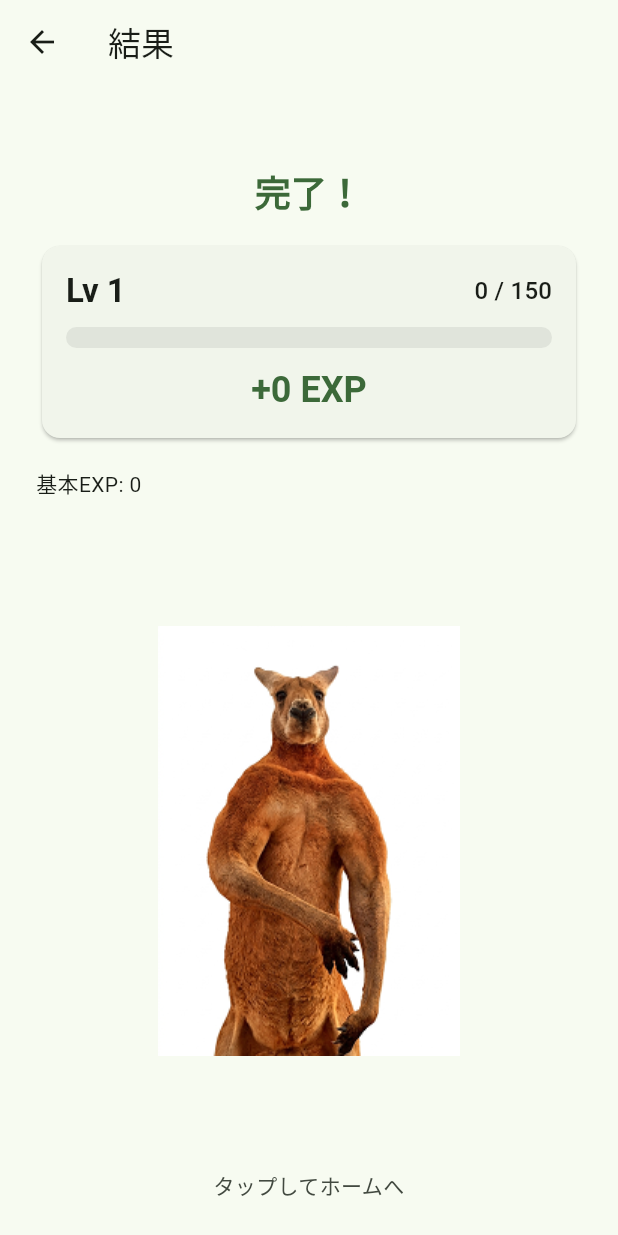
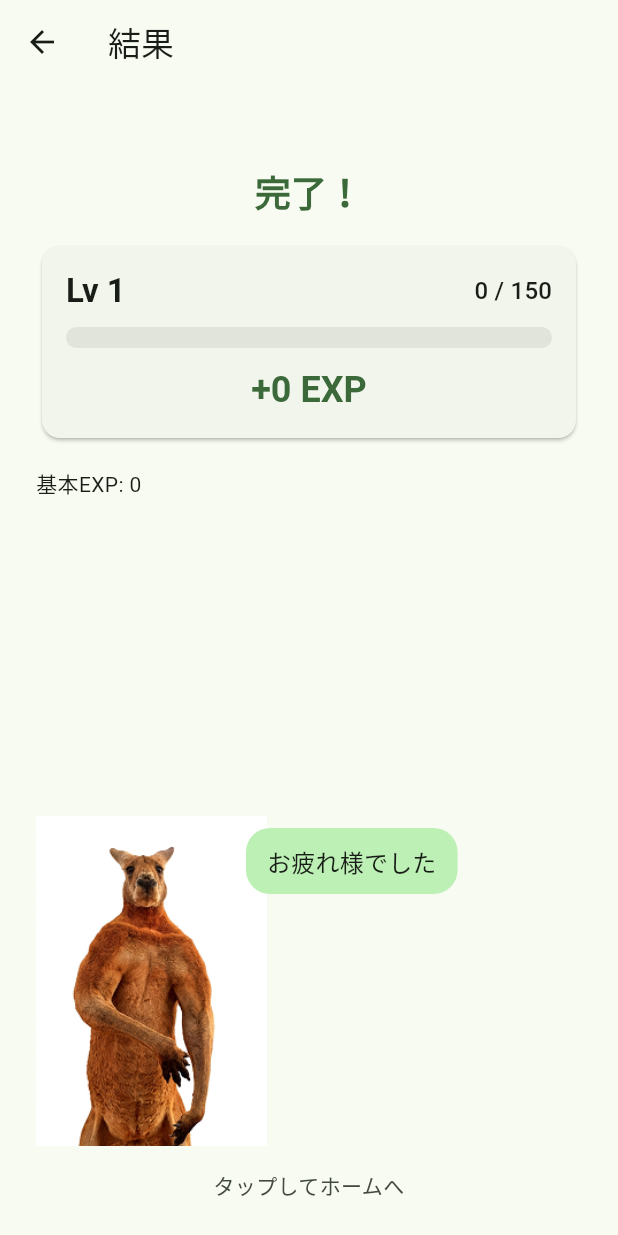
Before and after one commit to hakuchan-karityhi/fukkinApp, a Flutter app: the PlankResultScreen screen opened directly with empty values, on a phone screen of 412 x 824 dp. Run offline on Flutter 3.47's test engine with Material 3 defaults, Android fonts, the phone set to English and light mode, and no system bars; our stand-ins replace drift, flutter_riverpod; accounts and stored records are empty; generated files the repository leaves out were written again.

Commit message:
move kangaroo

```diff
--- a/app/lib/presentation/plank_set/plank_set_result_screen.dart
+++ b/app/lib/presentation/plank_set/plank_set_result_screen.dart
@@ -4,6 +4,7 @@ import "package:flutter_riverpod/flutter_riverpod.dart";
 import "../../app/providers.dart";
 import "../../domain/models/plank_set.dart";
 import "../widgets/exp_gain_progress_bar.dart";
+import "../widgets/result_character_greeting.dart";
 
 class PlankSetResultScreen extends ConsumerWidget {
   const PlankSetResultScreen({super.key, required this.result});
@@ -80,6 +81,8 @@ class PlankSetResultScreen extends ConsumerWidget {
                   ),
                 ),
               const Spacer(),
+              const ResultCharacterGreeting(),
+              const SizedBox(height: 16),
               Text(
                 "タップしてホームへ",
                 textAlign: TextAlign.center,
--- a/app/lib/presentation/result/plank_result_screen.dart
+++ b/app/lib/presentation/result/plank_result_screen.dart
@@ -4,11 +4,10 @@ import "package:flutter_riverpod/flutter_riverpod.dart";
 import "../../app/providers.dart";
 import "../../domain/models/plank_result.dart";
 import "../widgets/exp_gain_progress_bar.dart";
+import "../widgets/result_character_greeting.dart";
 
 class PlankResultScreen extends ConsumerWidget {
   const PlankResultScreen({super.key, required this.result});
-
-  static const _characterImageAsset = "assets/character/kangaru1.png";
 
   final PlankResult result;
 
@@ -76,15 +75,9 @@ class PlankResultScreen extends ConsumerWidget {
                     textAlign: TextAlign.center,
                   ),
                 ),
-              const SizedBox(height: 8),
-              Expanded(
-                child: Center(
-                  child: Image.asset(
-                    _characterImageAsset,
-                    fit: BoxFit.contain,
-                  ),
-                ),
-              ),
+              const Spacer(),
+              const ResultCharacterGreeting(),
+              const SizedBox(height: 16),
               Text(
                 "タップしてホームへ",
                 textAlign: TextAlign.center,
--- /dev/null
+++ b/app/lib/presentation/widgets/result_character_greeting.dart
@@ -0,0 +1,46 @@
+import "package:flutter/material.dart";
+
+import "dialogue_bubble.dart";
+
+class ResultCharacterGreeting extends StatelessWidget {
+  const ResultCharacterGreeting({super.key});
+
+  static const _characterImageAsset = "assets/character/kangaru1.png";
+
+  @override
+  Widget build(BuildContext context) {
+    return SizedBox(
+      height: 260,
+      child: Stack(
+        clipBehavior: Clip.none,
+        alignment: Alignment.bottomLeft,
+        children: [
+          Positioned(
+            left: 0,
+            bottom: 0,
+            child: Image.asset(
+              _characterImageAsset,
+              height: 220,
+              fit: BoxFit.contain,
+            ),
+          ),
+          Positioned(
+            left: 140,
+            bottom: 168,
+            child: Theme(
+              data: Theme.of(context).copyWith(
+                textTheme: Theme.of(context).textTheme.copyWith(
+                      bodyMedium: Theme.of(context).textTheme.titleMedium,
+                    ),
+              ),
+              child: DialogueBubble(
+                text: "お疲れ様でした",
+                maxWidth: 280,
+              ),
+            ),
+          ),
+        ],
+      ),
+    );
+  }
+}
```
Also changed, not shown: app/lib/presentation/records/records_screen.dart (+6 -6 lines), app/lib/presentation/records/widgets/month_calendar.dart (+14 -3 lines), app/lib/presentation/result/streak_celebration_screen.dart (+0 -8 lines), app/lib/presentation/result/widgets/streak_calendar_stamp.dart (+1 -30 lines), app/lib/presentation/widgets/hanko_mark.dart (added, +31 -0 lines).
